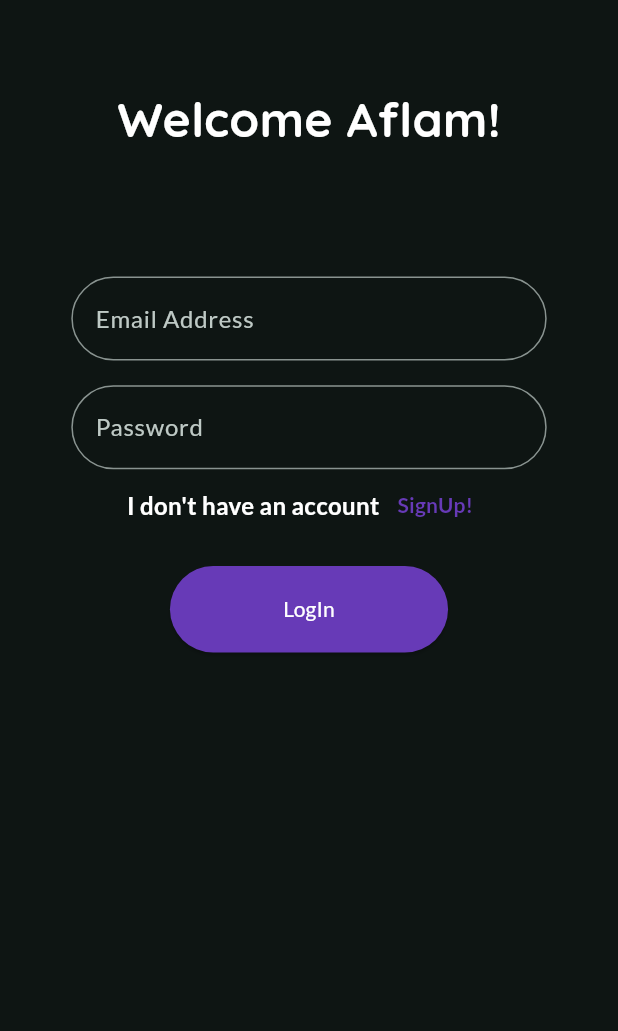
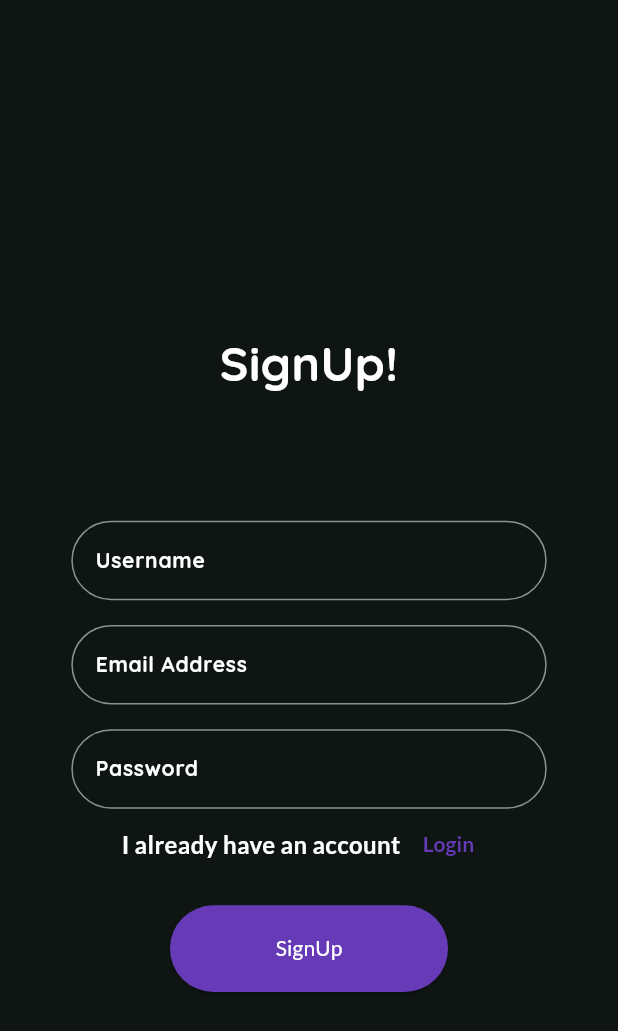
Before and after one commit to MaherWasel/Aflam, a Flutter app: the LogInPage screen opened directly, after a tap on "SignUp!", on a phone screen of 412 x 824 dp. Shown: the top 1031 px of the screen. Run offline on Flutter 3.47's test engine with Material 2 defaults, Android fonts, the phone set to English and light mode, and no system bars; our stand-ins replace firebase_auth, firebase_core, google_fonts, page_transition, smooth_page_indicator; accounts and stored records are empty.

Commit message:
login page done

```diff
--- a/lib/Screens/logIn.dart
+++ b/lib/Screens/logIn.dart
@@ -1,6 +1,8 @@
-import 'package:aflam/main.dart';
+import 'package:firebase_auth/firebase_auth.dart';
 import 'package:flutter/material.dart';
 import 'package:google_fonts/google_fonts.dart';
+
+final _firebase = FirebaseAuth.instance;
 
 class LogInPage extends StatefulWidget {
   const LogInPage({super.key});
@@ -13,7 +15,52 @@ class _LogInPageState extends State<LogInPage> {
   final buttonStyle = ButtonStyle(
     backgroundColor: MaterialStateProperty.all<Color>(Colors.deepPurple),
   );
+
+  TextStyle labelStyle(double fontSize) {
+    return GoogleFonts.quicksand(
+      fontSize: fontSize,
+      color: Colors.white,
+      fontWeight: FontWeight.bold,
+    );
+  }
+
   final _formKey = GlobalKey<FormState>();
+  var _isLogin = true;
+  var _isUploading = false;
+  var _enteredEmail = '';
+  var _enteredPassword = '';
+  var _enteredUsername = '';
+
+  void _submit() async {
+    final isVaild = _formKey.currentState!.validate();
+    if (!isVaild) {
+      return;
+    }
+    _formKey.currentState!.save();
+    try {
+      setState(() {
+        _isUploading = true;
+      });
+      if (_isLogin) {
+        await _firebase.signInWithEmailAndPassword(
+            email: _enteredEmail, password: _enteredPassword);
+      } else {
+        await _firebase.createUserWithEmailAndPassword(
+            email: _enteredEmail, password: _enteredPassword);
+
+        setState(() {
+          _isUploading = false;
+        });
+      }
+    } on FirebaseAuthException catch (error) {
+      ScaffoldMessenger.of(context).clearSnackBars();
+      ScaffoldMessenger.of(context).showSnackBar(
+          SnackBar(content: Text(error.message ?? "Authentication Flaied")));
+      setState(() {
+        _isUploading = false;
+      });
+    }
+  }
 
   @override
   Widget build(BuildContext context) {
@@ -29,6 +76,7 @@ class _LogInPageState extends State<LogInPage> {
     return Scaffold(
       appBar: AppBar(),
       body: Center(
+        child: SingleChildScrollView(
           child: Column(
             children: [
               // I will to this tommorow...
@@ -37,7 +85,7 @@ class _LogInPageState extends State<LogInPage> {
               //   child: Image.asset("assets/images/user.png"),
               // ),
               Text(
-              "Welcome Aflam!",
+                _isLogin ? "Welcome Aflam!" : "SignUp!",
                 style: titleTheme,
               ),
               SizedBox(height: deviceSize.height * 0.1),
@@ -45,48 +93,119 @@ class _LogInPageState extends State<LogInPage> {
                 key: _formKey,
                 child: Column(
                   children: [
-                  Container(
+                    //username textField if not in login mode
+                    if (!_isLogin)
+                      SizedBox(
                         width: deviceSize.width / 1.3,
                         child: TextFormField(
+                          style: labelStyle(14),
+                          decoration: InputDecoration(
+                            border: OutlineInputBorder(
+                              borderRadius: BorderRadius.circular(30.0),
+                            ),
+                            labelText: "Username",
+                            labelStyle: labelStyle(14),
+                          ),
+                          validator: (value) {
+                            if (value == null ||
+                                value.trim().isEmpty ||
+                                value.trim().length < 4) {
+                              return "please enter a vaild username";
+                            }
+                            return null;
+                          },
+                          keyboardType: TextInputType.emailAddress,
+                          textCapitalization: TextCapitalization.none,
+                          autocorrect: false,
+                          onSaved: (newValue) {
+                            _enteredUsername = newValue!;
+                          },
+                        ),
+                      ),
+                    SizedBox(height: deviceSize.height * 0.02),
+                    //email textField
+                    SizedBox(
+                      width: deviceSize.width / 1.3,
+                      child: TextFormField(
+                        style: labelStyle(14),
                         decoration: InputDecoration(
                           border: OutlineInputBorder(
                             borderRadius: BorderRadius.circular(30.0),
                           ),
                           labelText: "Email Address",
+                          labelStyle: labelStyle(14),
                         ),
+                        validator: (value) {
+                          if (value == null ||
+                              value.trim().isEmpty ||
+                              !value.contains("@")) {
+                            return "Please Enter a vaild emil adderss.";
+                          }
+                          return null;
+                        },
+                        keyboardType: TextInputType.emailAddress,
+                        textCapitalization: TextCapitalization.none,
+                        autocorrect: false,
+                        onSaved: (newValue) {
+                          _enteredEmail = newValue!;
+                        },
                       ),
                     ),
                     SizedBox(height: deviceSize.height * 0.02),
-                  Container(
+
+                    //password textField
+                    SizedBox(
                       width: deviceSize.width / 1.3,
                       child: TextFormField(
+                        obscureText: true,
+                        style: labelStyle(14),
                         decoration: InputDecoration(
                           border: OutlineInputBorder(
                             borderRadius: BorderRadius.circular(30.0),
                           ),
                           labelText: "Password",
+                          labelStyle: labelStyle(14),
+
                           // labelStyle: TextStyle(),
                         ),
+                        validator: (value) {
+                          if (value == null ||
+                              value.isEmpty ||
+                              value.trim().length < 4) {
+                            return "Please enter a valid password";
+                          } else {
+                            return null;
+                          }
+                        },
+                        onSaved: (newValue) {
+                          _enteredPassword = newValue!;
+                        },
                       ),
                     ),
-                  Container(
+                    SizedBox(
                       width: deviceSize.width / 1.3,
                       child: Row(
                         mainAxisAlignment: MainAxisAlignment.center,
                         children: [
-                        const Text(
-                          "I don't have an account",
-                          style: TextStyle(
+                          Text(
+                            _isLogin
+                                ? "I don't have an account"
+                                : "I already have an account",
+                            style: const TextStyle(
                               color: Colors.white,
                               fontSize: 16,
                               fontWeight: FontWeight.bold,
                             ),
                           ),
                           TextButton(
-                          onPressed: () {},
-                          child: const Text(
-                            "SignUp!",
-                            style: TextStyle(
+                            onPressed: () {
+                              setState(() {
+                                _isLogin = !_isLogin;
+                              });
+                            },
+                            child: Text(
+                              _isLogin ? "SignUp!" : "Login",
+                              style: const TextStyle(
                                 color: Colors.deepPurple,
                                 fontSize: 14,
                                 fontWeight: FontWeight.bold,
@@ -97,22 +216,27 @@ class _LogInPageState extends State<LogInPage> {
                       ),
                     ),
                     SizedBox(height: deviceSize.height * 0.02),
-                  Container(
+                    _isUploading
+                        ? const CircularProgressIndicator(
+                            color: Colors.deepPurple,
+                          )
+                        : SizedBox(
                             height: deviceSize.height * 0.07,
                             width: deviceSize.width * 0.45,
                             child: ElevatedButton(
                               style: buttonStyle,
-                      onPressed: () {},
-                      child: const Text(
-                        "LogIn",
-                        style: TextStyle(color: Colors.white),
+                              onPressed: _submit,
+                              child: Text(
+                                _isLogin ? "LogIn" : "SignUp",
+                                style: const TextStyle(color: Colors.white),
                               ),
                             ),
                           ),
                   ],
                 ),
-            )
+              ),
             ],
+          ),
         ),
       ),
     );
--- a/pubspec.yaml
+++ b/pubspec.yaml
@@ -39,6 +39,7 @@ dependencies:
   page_transition: ^2.1.0
   smooth_page_indicator: ^1.1.0
   firebase_core: ^2.15.1
+  firebase_auth: ^4.9.0
 
 dev_dependencies:
   flutter_test:
```
Also changed, not shown: pubspec.lock, 1 other file. Lines whose indentation alone changed are shown as unchanged.
